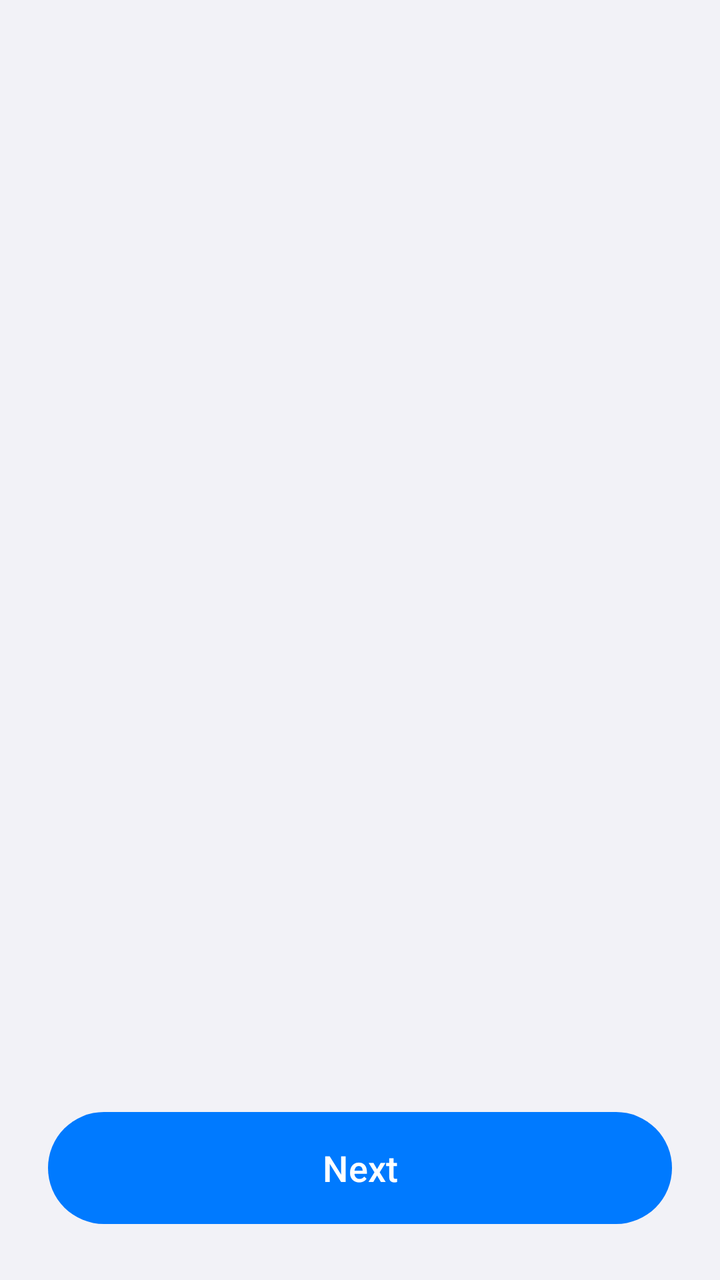
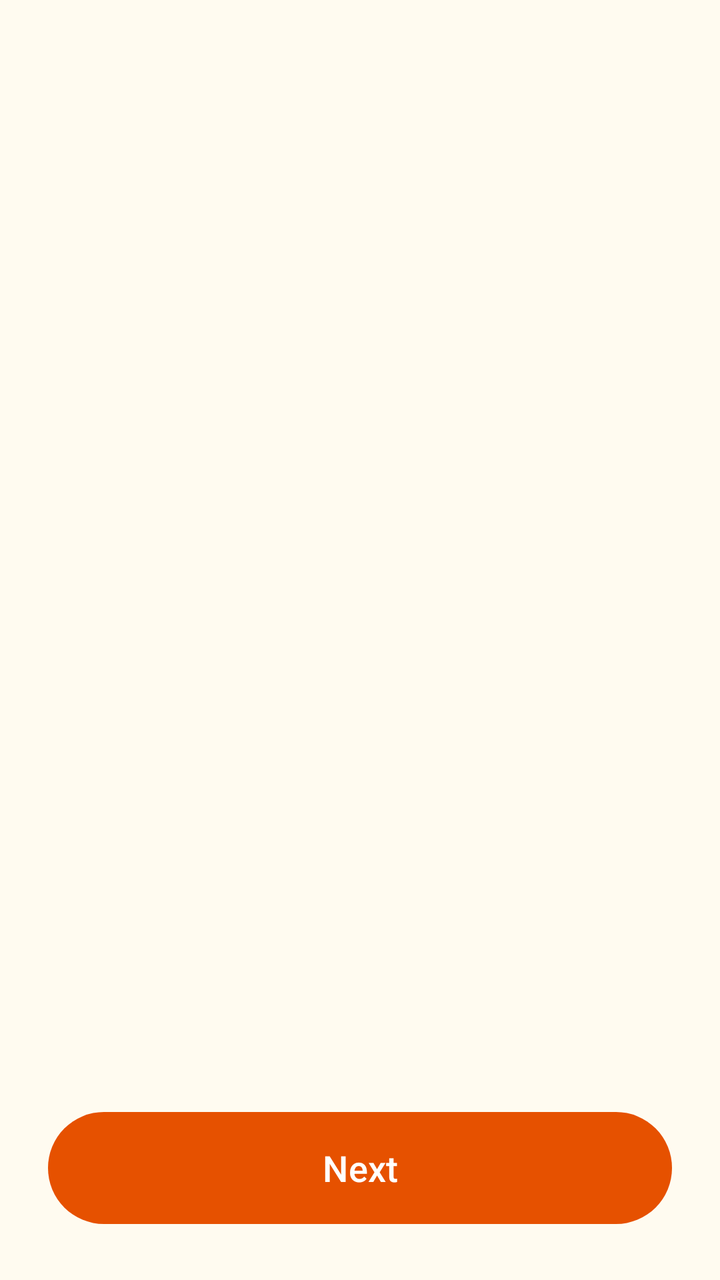

Screens rendered from an Android XML layout before and after an edit, with the pre-edit source and the edit as a unified diff.
<!-- AndroidManifest.xml: application theme Theme.WhereIsMyCar -->
<!-- res/layout/activity_onboarding.xml -->
<androidx.constraintlayout.widget.ConstraintLayout
    xmlns:android="http://schemas.android.com/apk/res/android"
    xmlns:app="http://schemas.android.com/apk/res-auto"
    android:layout_width="match_parent"
    android:layout_height="match_parent"
    android:background="@color/app_background">

    <androidx.viewpager2.widget.ViewPager2
        android:id="@+id/viewPager"
        android:layout_width="match_parent"
        android:layout_height="0dp"
        app:layout_constraintTop_toTopOf="parent"
        app:layout_constraintBottom_toTopOf="@id/btnNext" />

    <com.google.android.material.tabs.TabLayout
        android:id="@+id/tabLayout"
        android:layout_width="wrap_content"
        android:layout_height="wrap_content"
        app:tabIndicatorHeight="0dp"
        app:tabGravity="center"
        app:layout_constraintBottom_toTopOf="@id/btnNext"
        app:layout_constraintStart_toStartOf="parent"
        app:layout_constraintEnd_toEndOf="parent"
        app:tabIndicatorColor="@android:color/transparent"
        android:background="@color/app_background" />

    <com.google.android.material.button.MaterialButton
        android:id="@+id/btnNext"
        android:layout_width="match_parent"
        android:layout_height="64dp"
        android:layout_margin="24dp"
        android:text="@string/next"
        android:textAllCaps="false"
        android:textSize="18sp"
        android:fontFamily="sans-serif-medium"
        app:cornerRadius="32dp"
        app:backgroundTint="@color/primary_blue"
        app:layout_constraintBottom_toBottomOf="parent" />

</androidx.constraintlayout.widget.ConstraintLayout>
<!-- resources referenced by this layout -->
<resources>
  <color name="app_background">#F2F2F7</color>
  <color name="primary_blue">#007AFF</color>
  <string name="next">Next</string>
  <style name="Theme.WhereIsMyCar" parent="Base.Theme.WhereIsMyCar" />
  <style name="Base.Theme.WhereIsMyCar" parent="Theme.Material3.DayNight.NoActionBar">
          
          
  
          
          <item name="android:popupMenuStyle">@style/Widget.Material3.PopupMenu.Custom</item>
          <item name="popupMenuStyle">@style/Widget.Material3.PopupMenu.Custom</item>
          <item name="android:textAppearanceLargePopupMenu">@style/TextAppearance.Material3.BodyLarge</item>
          <item name="android:textAppearanceSmallPopupMenu">@style/TextAppearance.Material3.BodyMedium</item>
          <item name="materialSwitchStyle">@style/Widget.App.Switch</item>
  
          
          <item name="preferenceTheme">@style/PreferenceThemeOverlay</item>
  
          
          <item name="iconColor">@android:color/black</item>
      </style>
  <style name="Widget.Material3.PopupMenu.Custom" parent="Widget.Material3.PopupMenu">
          <item name="android:textAllCaps">false</item>
          <item name="android:popupBackground">@drawable/bg_popup_menu</item>
          <item name="android:popupElevation">16dp</item>
          <item name="android:dropDownHeight">wrap_content</item>
          <item name="android:overlapAnchor">false</item>
      </style>
  <style name="Widget.App.Switch" parent="Widget.Material3.CompoundButton.MaterialSwitch">
          <item name="materialThemeOverlay">@style/ThemeOverlay.App.Switch</item>
          <item name="android:scaleX">0.8</item>
          <item name="android:scaleY">0.8</item>
          <item name="thumbIcon">@drawable/ic_check</item>
      </style>
  <style name="PreferenceThemeOverlay" parent="PreferenceThemeOverlay.v14.Material">
          <item name="preferenceCategoryStyle">@style/PreferenceCategoryStyle</item>
      </style>
  <!-- drawable bg_popup_menu (drawable) -->
  <?xml version="1.0" encoding="utf-8"?>
  <shape xmlns:android="http://schemas.android.com/apk/res/android">
      
      <solid android:color="@color/bg_gray" />
      
      <corners android:radius="12dp" />
      <stroke
          android:width="1dp"
          android:color="@color/border_gray" />
  </shape>
  <style name="ThemeOverlay.App.Switch" parent="">
          <item name="colorPrimary">@color/primary_blue</item>
          <item name="colorOnPrimary">@color/white</item>
          <item name="colorSurfaceVariant">@color/primary_gray</item>
          <item name="colorSurfaceContainerHighest">@color/primary_gray_full</item>
          <item name="colorOnPrimaryContainer">@color/primary_blue</item>
      </style>
  <!-- drawable ic_check (drawable) -->
  <?xml version="1.0" encoding="utf-8"?>
  <vector xmlns:android="http://schemas.android.com/apk/res/android"
      android:width="24dp"
      android:height="24dp"
      android:viewportWidth="24"
      android:viewportHeight="24">
      <path
          android:fillColor="#FFFFFF"
          android:pathData="M9,16.17L4.83,12l-1.42,1.41L9,19 21,7l-1.41-1.41z"/>
  </vector>
  <style name="PreferenceCategoryStyle" parent="Preference.Category.Material">
          <item name="android:layout">@layout/custom_preference_category</item>
          <item name="allowDividerAbove">false</item>
          <item name="allowDividerBelow">false</item>
          <item name="iconSpaceReserved">false</item>
      </style>
  <color name="bg_gray">#DDDDDE</color>
  <color name="border_gray">#D4D6D8</color>
  <color name="white">#FFFFFFFF</color>
  <color name="primary_gray">#E5E5EA</color>
  <color name="primary_gray_full">#C7C7CC</color>
</resources>

<!-- the commit's change to res/layout/activity_onboarding.xml (unified diff, before → after) -->
@@ -1,3 +1,4 @@
+<?xml version="1.0" encoding="utf-8"?>
 <androidx.constraintlayout.widget.ConstraintLayout
     xmlns:android="http://schemas.android.com/apk/res/android"
     xmlns:app="http://schemas.android.com/apk/res-auto"
@@ -34,7 +35,7 @@
         android:textSize="18sp"
         android:fontFamily="sans-serif-medium"
         app:cornerRadius="32dp"
-        app:backgroundTint="@color/primary_blue"
+        app:backgroundTint="@color/primary"
         app:layout_constraintBottom_toBottomOf="parent" />
 
 </androidx.constraintlayout.widget.ConstraintLayout>
<!-- resource entries referenced after the edit -->
@@ -1,12 +1,14 @@
 <!-- resources referenced by this layout -->
 <resources>
-  <color name="app_background">#F2F2F7</color>
-  <color name="primary_blue">#007AFF</color>
+  <color name="app_background">#FFFBF0</color>
+  <color name="primary">#E65100</color>
   <string name="next">Next</string>
   <style name="Theme.WhereIsMyCar" parent="Base.Theme.WhereIsMyCar" />
   <style name="Base.Theme.WhereIsMyCar" parent="Theme.Material3.DayNight.NoActionBar">
           
-          
+          <item name="colorPrimary">@color/primary</item>
+          <item name="colorOnPrimary">@color/white</item>
+          <item name="android:windowBackground">@color/app_background</item>
   
           
           <item name="android:popupMenuStyle">@style/Widget.Material3.PopupMenu.Custom</item>
@@ -19,12 +21,12 @@
           <item name="preferenceTheme">@style/PreferenceThemeOverlay</item>
   
           
-          <item name="iconColor">@android:color/black</item>
+          <item name="iconColor">@color/text_primary</item>
       </style>
   <style name="Widget.Material3.PopupMenu.Custom" parent="Widget.Material3.PopupMenu">
           <item name="android:textAllCaps">false</item>
           <item name="android:popupBackground">@drawable/bg_popup_menu</item>
-          <item name="android:popupElevation">16dp</item>
+          <item name="android:popupElevation" tools:ignore="NewApi">16dp</item>
           <item name="android:dropDownHeight">wrap_content</item>
           <item name="android:overlapAnchor">false</item>
       </style>
@@ -37,6 +39,7 @@
   <style name="PreferenceThemeOverlay" parent="PreferenceThemeOverlay.v14.Material">
           <item name="preferenceCategoryStyle">@style/PreferenceCategoryStyle</item>
       </style>
+  <color name="text_primary">#2C1B00</color>
   <!-- drawable bg_popup_menu (drawable) -->
   <?xml version="1.0" encoding="utf-8"?>
   <shape xmlns:android="http://schemas.android.com/apk/res/android">
@@ -49,11 +52,11 @@
           android:color="@color/border_gray" />
   </shape>
   <style name="ThemeOverlay.App.Switch" parent="">
-          <item name="colorPrimary">@color/primary_blue</item>
+          <item name="colorPrimary">@color/primary</item>
           <item name="colorOnPrimary">@color/white</item>
           <item name="colorSurfaceVariant">@color/primary_gray</item>
           <item name="colorSurfaceContainerHighest">@color/primary_gray_full</item>
-          <item name="colorOnPrimaryContainer">@color/primary_blue</item>
+          <item name="colorOnPrimaryContainer">@color/primary</item>
       </style>
   <!-- drawable ic_check (drawable) -->
   <?xml version="1.0" encoding="utf-8"?>
@@ -72,10 +75,10 @@
           <item name="allowDividerBelow">false</item>
           <item name="iconSpaceReserved">false</item>
       </style>
-  <color name="bg_gray">#DDDDDE</color>
-  <color name="border_gray">#D4D6D8</color>
+  <color name="bg_gray">#EDE7DE</color>
+  <color name="border_gray">#E0D7C6</color>
   <color name="white">#FFFFFFFF</color>
-  <color name="primary_gray">#E5E5EA</color>
-  <color name="primary_gray_full">#C7C7CC</color>
+  <color name="primary_gray">#EBE3D5</color>
+  <color name="primary_gray_full">#D6CDC0</color>
 </resources>
 
